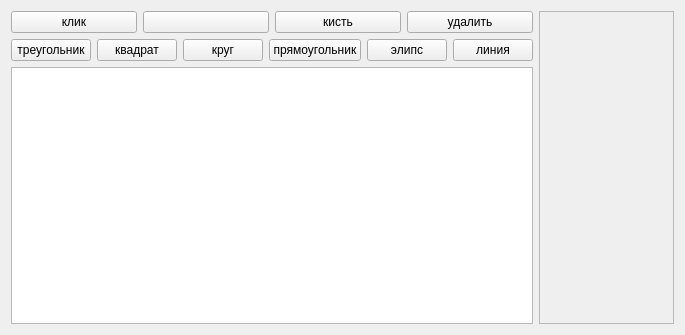
Qt form widget.ui (mikilanjlo/like) before a commit.
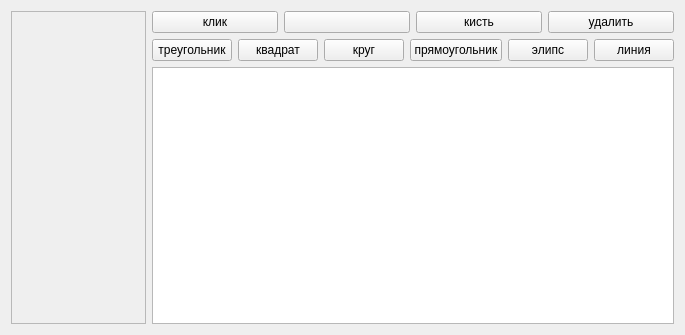
The same form after that commit.

```diff
--- a/widget.ui
+++ b/widget.ui
@@ -14,7 +14,7 @@
    <string>Widget</string>
   </property>
   <layout class="QGridLayout" name="gridLayout">
-   <item row="0" column="0">
+   <item row="0" column="1">
     <layout class="QVBoxLayout" name="verticalLayout_2">
      <item>
       <layout class="QVBoxLayout" name="verticalLayout">
@@ -115,7 +115,7 @@
      </item>
     </layout>
    </item>
-   <item row="0" column="1">
+   <item row="0" column="0">
     <widget class="QScrollArea" name="scrollArea">
      <property name="widgetResizable">
       <bool>true</bool>
```
